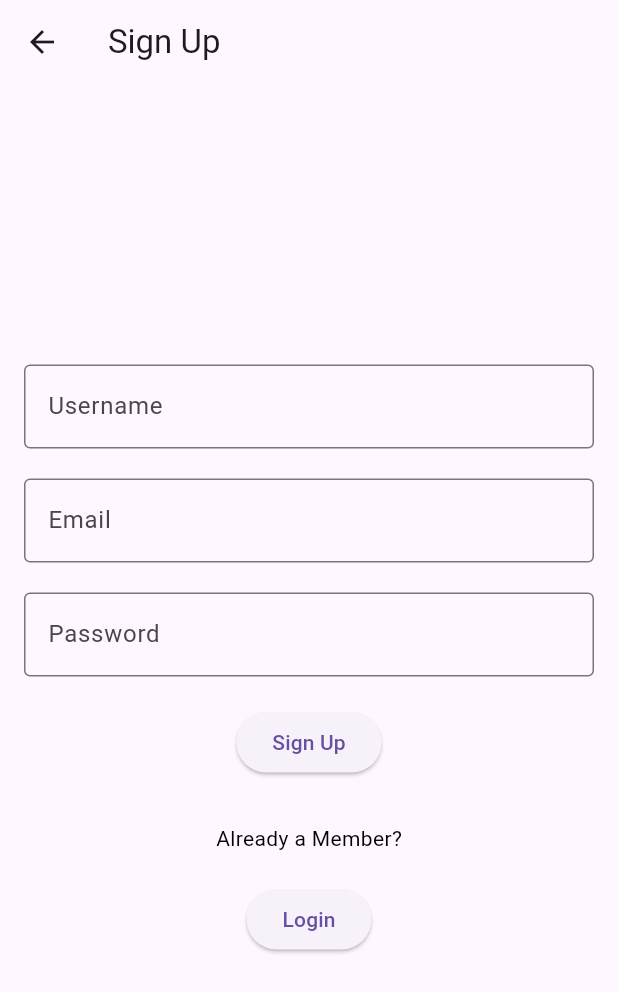
After one commit to edjl/DelphiFrontend, a Flutter app: the SignUpPage screen opened directly, on a phone screen of 412 x 824 dp. The commit adds this screen. Shown: the top 992 px of the screen. Run offline on Flutter 3.47's test engine with Material 3 defaults, Android fonts, the light colour scheme and no system bars; our stand-ins replace cached_network_image, google_fonts, shared_preferences; accounts and stored records are empty; network calls fail.

Commit message:
sign up page

```diff
--- a/delphi_app/lib/authentication/authentication_service.dart
+++ b/delphi_app/lib/authentication/authentication_service.dart
@@ -25,3 +25,5 @@ class AuthenticationService {
     }
   }
 }
+
+// TODO: create a new user with signup notification
--- a/delphi_app/lib/authentication/login_page.dart
+++ b/delphi_app/lib/authentication/login_page.dart
@@ -1,3 +1,4 @@
+import 'package:delphi_app/authentication/signup_page.dart';
 import 'package:flutter/material.dart';
 import 'package:http/http.dart' as http; // Import the http package
 import 'dart:convert'; // For JSON decoding
@@ -5,6 +6,7 @@ import 'authentication_service.dart'; // Assuming you have the AuthenticationSer
 import '../model/login_response.dart'; // Assuming you have the LoginResponse model
 import '../model/user_profile.dart'; // Import UserProfile singleton
 import '../profile/user_profile_service.dart';
+import '../authentication/signup_page.dart';
 
 class LoginPage extends StatefulWidget {
   @override
@@ -17,6 +19,9 @@ class _LoginPageState extends State<LoginPage> {
   bool _isLoading = false;
   String _errorMessage = '';
 
+  _signup(){
+    return SignUpPage();
+  }
   // Function to fetch user profile after login and update Singleton
   Future<void> _fetchUserProfile(int userId) async {
     try {
@@ -130,6 +135,15 @@ class _LoginPageState extends State<LoginPage> {
                     onPressed: _login,
                     child: Text('Login'),
                   ),
+            SizedBox(height: 20),
+            Text(
+              'New Member?',
+              style: TextStyle(color:Colors.black),
+            ),
+            ElevatedButton(
+              onPressed: _signup,
+              child: Text('Sign Up'),
+            ),
             SizedBox(height: 10),
             if (_errorMessage.isNotEmpty)
               Text(
@@ -142,3 +156,6 @@ class _LoginPageState extends State<LoginPage> {
     );
   }
 }
+
+// TODO: add button saying "New User? Sign Up
+//
--- /dev/null
+++ b/delphi_app/lib/authentication/signup_page.dart
@@ -0,0 +1,165 @@
+import 'package:delphi_app/authentication/login_page.dart';
+import 'package:flutter/material.dart';
+import 'package:http/http.dart' as http; // Import the http package
+import 'dart:convert'; // For JSON decoding
+import 'authentication_service.dart'; // Assuming you have the AuthenticationService class
+import '../model/login_response.dart'; // Assuming you have the SignUpResponse model
+import '../model/user_profile.dart'; // Import UserProfile singleton
+import '../profile/user_profile_service.dart';
+
+class SignUpPage extends StatefulWidget {
+  @override
+  _SignUpPageState createState() => _SignUpPageState();
+}
+
+class _SignUpPageState extends State<SignUpPage> {
+  final TextEditingController usernameController = TextEditingController();
+  final TextEditingController emailController = TextEditingController();
+  final TextEditingController passwordController = TextEditingController();
+  bool _isLoading = false;
+  String _errorMessage = '';
+
+  // Function to fetch user profile after login and update Singleton
+  // Future<void> _fetchUserProfile(int userId) async {
+  //   try {
+  //     final response = await http.get(
+  //       Uri.parse(
+  //           'https://user.fleure.workers.dev/api/GetProfileDetails/$userId'),
+  //       headers: {'accept': '*/*'},
+  //     );
+
+  //     if (response.statusCode == 200) {
+  //       // Parse the response body
+  //       final data = json.decode(response.body);
+  //       if (data['success']) {
+  //         final user = data['user'];
+
+  //         // Update the UserProfile singleton with fetched data
+  //         UserProfile().login(
+  //           userId: userId,
+  //           username: user['username'],
+  //           isAdmin: user['admin'] == 1,
+  //           balance: user['balance'],
+  //           bankruptcyCount: user['bankruptcy_count'],
+  //           totalBets: user['total_bets'],
+  //           currentBets: user['curr_bets'],
+  //           totalCreditsPlaying: user['total_credits_playing'],
+  //           totalCreditsBet: user['total_credits_bet'],
+  //           totalCreditsWon: user['total_credits_won'],
+  //           premiumAccount: user['premium_account'] == 1,
+  //           profitMultiplier: user['profit_multiplier'],
+  //         );
+
+  //         print('Username: ${user['username']}');
+  //         print('Balance: ${user['balance']}');
+
+  //         UserProfileService().saveUserProfile();
+  //       } else {
+  //         // Handle failure
+  //         print('Failed to fetch user profile.');
+  //       }
+  //     } else {
+  //       // Handle network failure or non-200 status code
+  //       print('Failed to load user profile.');
+  //     }
+  //   } catch (e) {
+  //     print('Error fetching user profile: $e');
+  //   }
+  // }
+
+  void _signup() async {
+    setState(() {
+      _isLoading = true;
+      _errorMessage = '';
+    });
+
+    final String username = usernameController.text;
+    final String email = emailController.text;
+    final String password = passwordController.text;
+
+    var response = await AuthenticationService.login(email, password);
+
+    setState(() {
+      _isLoading = false;
+    });
+
+    if (response != null) {
+      // found duplicate
+      setState(() {
+        _errorMessage = 'An account with this email and password already exists. Please login.';
+      });
+    }
+    else {
+      setState(() {
+        _errorMessage = 'New account, creating account.';
+      });
+    }
+  }
+
+  _login(){
+    return LoginPage();
+  }
+
+  @override
+  Widget build(BuildContext context) {
+    return Scaffold(
+      appBar: AppBar(
+        title: Text('Sign Up'),
+      ),
+      body: Padding(
+        padding: const EdgeInsets.all(16.0),
+        child: Column(
+          mainAxisAlignment: MainAxisAlignment.center,
+          children: <Widget>[
+            TextField(
+              controller: usernameController,
+              decoration: InputDecoration(
+                labelText: 'Username',
+                border: OutlineInputBorder(),
+              ),
+            ),
+            SizedBox(height: 20),
+            TextField(
+              controller: emailController,
+              decoration: InputDecoration(
+                labelText: 'Email',
+                border: OutlineInputBorder(),
+              ),
+            ),
+            SizedBox(height: 20),
+            TextField(
+              controller: passwordController,
+              obscureText: true,
+              decoration: InputDecoration(
+                labelText: 'Password',
+                border: OutlineInputBorder(),
+              ),
+            ),
+            SizedBox(height: 20),
+            _isLoading
+                ? CircularProgressIndicator()
+                : ElevatedButton(
+                    onPressed: _signup,
+                    child: Text('Sign Up'),
+                  ),
+            SizedBox(height: 10),
+            if (_errorMessage.isNotEmpty)
+              Text(
+                _errorMessage,
+                style: TextStyle(color: Colors.red),
+              ),
+            SizedBox(height: 20),
+            Text(
+              'Already a Member?',
+              style: TextStyle(color:Colors.black),
+            ),
+            SizedBox(height: 20),
+            ElevatedButton(
+              onPressed: _signup,
+              child: Text('Login'))
+          ],
+        ),
+      ),
+    );
+  }
+}
--- a/delphi_app/lib/model/user_profile.dart
+++ b/delphi_app/lib/model/user_profile.dart
@@ -59,6 +59,14 @@ class UserProfile {
     this.isLoggedIn = true;
   }
 
+  // Method to create a new user
+  void signup({
+    required String username
+  }) {
+    this.username = username;
+    this.isLoggedIn = true;
+  }
+
   // Method to log out the user.
   void logOut() {
     this._userId.value = -1;
--- a/delphi_app/lib/profile/profile_page.dart
+++ b/delphi_app/lib/profile/profile_page.dart
@@ -1,3 +1,4 @@
+import 'package:delphi_app/authentication/signup_page.dart';
 import 'package:flutter/material.dart';
 import '../model/user_profile.dart';
 import '../authentication/login_page.dart';
```
